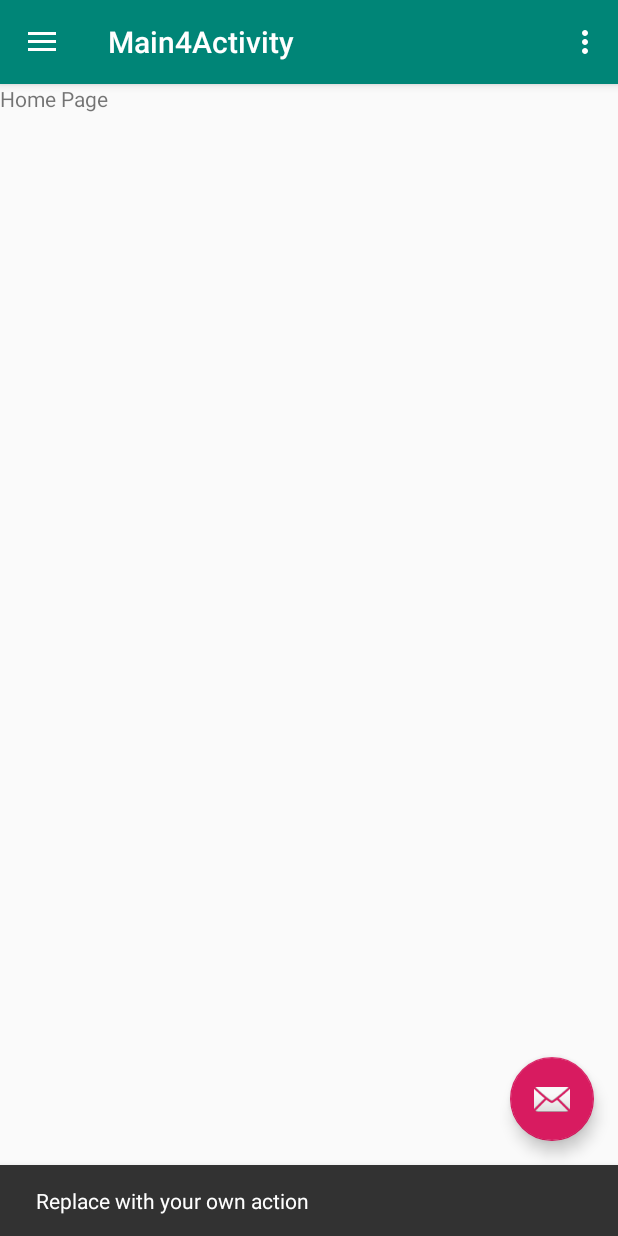
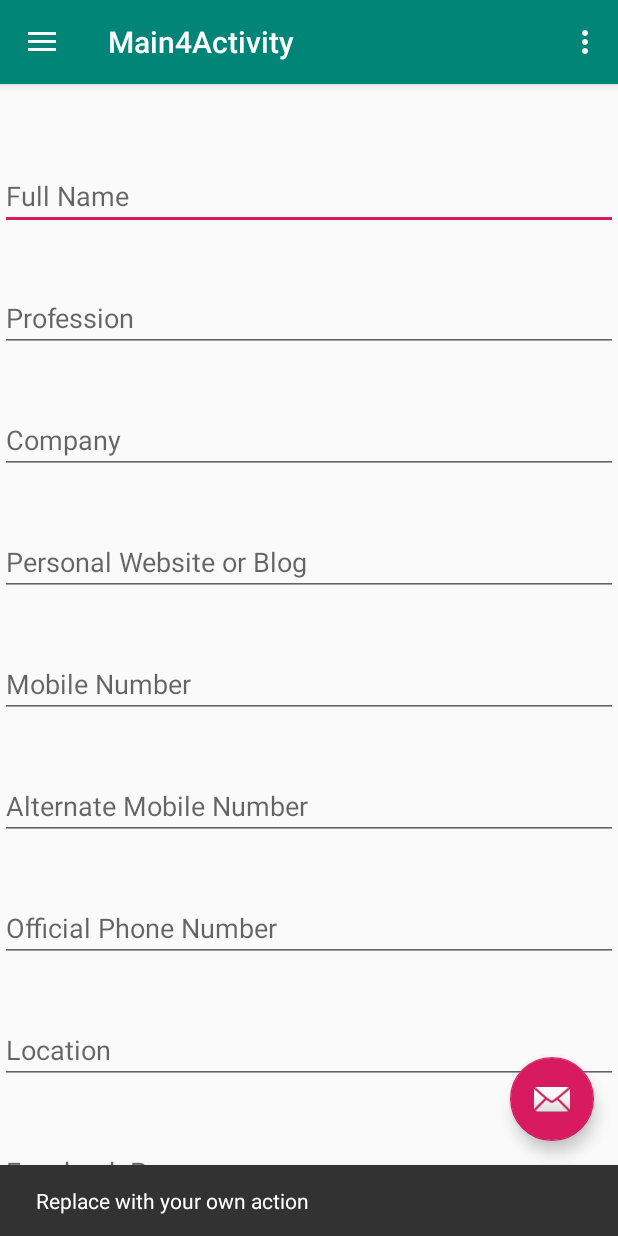
Before and after one commit to InvincibleSarthak/Contact-Sharing, an Android app: the Main4Activity screen opened directly, with no data from a screen before it, after a tap on an icon or button, on a phone screen of 412 x 824 dp. Run offline under Robolectric (Android 15) with nearby library versions, the phone set to English and light mode, and no system bars.

Commit message:
Profile Activity deleted, Fragment Added, Send options reduced to one in drawer

```diff
--- a/app/src/main/AndroidManifest.xml
+++ b/app/src/main/AndroidManifest.xml
@@ -16,7 +16,6 @@
             android:label="@string/title_activity_main4"
             android:theme="@style/AppTheme.NoActionBar" />
         <activity android:name=".Main3Activity" />
-        <activity android:name=".Main2Activity" />
         <activity android:name=".MainActivity">
             <intent-filter>
                 <action android:name="android.intent.action.MAIN" />
--- a/app/src/main/java/com/sarthaksharma/contactcard/Main4Activity.java
+++ b/app/src/main/java/com/sarthaksharma/contactcard/Main4Activity.java
@@ -49,8 +49,9 @@ public class Main4Activity extends AppCompatActivity
 
         //default fragment for home
         FragmentTransaction ft = getSupportFragmentManager().beginTransaction();
-        ft.replace(R.id.flMain,new HomeFragment());
+        ft.replace(R.id.flMain,new ProfileFragment());
         ft.commit();
+
 
         navigationView.setCheckedItem(R.id.nav_home);
     }
@@ -112,12 +113,8 @@ public class Main4Activity extends AppCompatActivity
 
         if (id == R.id.nav_home) {
             FragmentTransaction ft = getSupportFragmentManager().beginTransaction();
-            ft.replace(R.id.flMain, new HomeFragment());
+            ft.replace(R.id.flMain, new ProfileFragment());
             ft.commit();
-
-        } else if (id == R.id.nav_send_new) {
-            Intent intent = new Intent(this,SendContact.class);
-            startActivity(intent);
 
         } else if (id == R.id.nav_send_contact){
             //Opening Contacts
--- /dev/null
+++ b/app/src/main/java/com/sarthaksharma/contactcard/ProfileFragment.java
@@ -0,0 +1,29 @@
+package com.sarthaksharma.contactcard;
+
+
+import android.os.Bundle;
+import android.support.v4.app.Fragment;
+import android.view.LayoutInflater;
+import android.view.View;
+import android.view.ViewGroup;
+
+
+/**
+ * A simple {@link Fragment} subclass.
+ */
+public class ProfileFragment extends Fragment {
+
+
+    public ProfileFragment() {
+        // Required empty public constructor
+    }
+
+
+    @Override
+    public View onCreateView(LayoutInflater inflater, ViewGroup container,
+                             Bundle savedInstanceState) {
+        // Inflate the layout for this fragment
+        return inflater.inflate(R.layout.fragment_profile, container, false);
+    }
+
+}
--- a/app/src/main/res/layout/activity_main2.xml
+++ b/app/src/main/res/layout/fragment_profile.xml
@@ -30,28 +30,28 @@
                 android:orientation="vertical">
 
                 <EditText
-                    android:id="@+id/firstName"
+                    android:id="@+id/fullName"
                     android:layout_width="match_parent"
                     android:layout_height="wrap_content"
                     android:layout_marginTop="52dp"
                     android:ems="10"
-                    android:hint="@string/first_name"
+                    android:hint="@string/full_name"
                     android:inputType="textPersonName"
                     app:layout_constraintEnd_toEndOf="parent"
                     app:layout_constraintStart_toStartOf="parent"
                     app:layout_constraintTop_toTopOf="parent" />
 
                 <EditText
-                    android:id="@+id/lastName"
+                    android:id="@+id/profession"
                     android:layout_width="match_parent"
                     android:layout_height="wrap_content"
                     android:layout_marginTop="36dp"
                     android:ems="10"
-                    android:hint="@string/last_name"
+                    android:hint="@string/profession"
                     android:inputType="textPersonName"
                     app:layout_constraintEnd_toEndOf="parent"
                     app:layout_constraintStart_toStartOf="parent"
-                    app:layout_constraintTop_toBottomOf="@+id/firstName" />
+                    app:layout_constraintTop_toBottomOf="@+id/fullName" />
 
                 <EditText
                     android:id="@+id/company_name"
@@ -63,15 +63,15 @@
                     android:inputType="textPersonName"
                     app:layout_constraintEnd_toEndOf="parent"
                     app:layout_constraintStart_toStartOf="parent"
-                    app:layout_constraintTop_toBottomOf="@+id/lastName" />
+                    app:layout_constraintTop_toBottomOf="@+id/profession" />
 
                 <EditText
-                    android:id="@+id/company_title"
+                    android:id="@+id/website"
                     android:layout_width="match_parent"
                     android:layout_height="wrap_content"
                     android:layout_marginTop="36dp"
                     android:ems="10"
-                    android:hint="@string/company_title"
+                    android:hint="@string/website"
                     android:inputType="textPersonName"
                     app:layout_constraintEnd_toEndOf="parent"
                     app:layout_constraintStart_toStartOf="parent"
@@ -87,19 +87,44 @@
                     android:inputType="phone"
                     app:layout_constraintEnd_toEndOf="parent"
                     app:layout_constraintStart_toStartOf="parent"
-                    app:layout_constraintTop_toBottomOf="@+id/company_title" />
+                    app:layout_constraintTop_toBottomOf="@+id/website" />
 
                 <EditText
-                    android:id="@+id/email_address"
+                    android:id="@+id/alt_mobile_number"
                     android:layout_width="match_parent"
                     android:layout_height="wrap_content"
                     android:layout_marginTop="36dp"
                     android:ems="10"
-                    android:hint="@string/e_mail_id"
-                    android:inputType="textEmailAddress"
+                    android:hint="@string/alt_mobile_number"
+                    android:inputType="phone"
                     app:layout_constraintEnd_toEndOf="parent"
                     app:layout_constraintStart_toStartOf="parent"
                     app:layout_constraintTop_toBottomOf="@+id/mobile_number" />
+
+                <EditText
+                    android:id="@+id/official"
+                    android:layout_width="match_parent"
+                    android:layout_height="wrap_content"
+                    android:layout_marginTop="36dp"
+                    android:ems="10"
+                    android:hint="@string/official_mobile_number"
+                    android:inputType="phone"
+                    app:layout_constraintEnd_toEndOf="parent"
+                    app:layout_constraintStart_toStartOf="parent"
+                    app:layout_constraintTop_toBottomOf="@+id/alt_mobile_number" />
+
+
+                <EditText
+                    android:id="@+id/location"
+                    android:layout_width="match_parent"
+                    android:layout_height="wrap_content"
+                    android:layout_marginTop="36dp"
+                    android:ems="10"
+                    android:hint="@string/LOCATION"
+                    android:inputType="textPersonName"
+                    app:layout_constraintEnd_toEndOf="parent"
+                    app:layout_constraintStart_toStartOf="parent"
+                    app:layout_constraintTop_toBottomOf="@+id/official" />
 
                 <EditText
                     android:id="@+id/profile1"
@@ -107,11 +132,11 @@
                     android:layout_height="wrap_content"
                     android:layout_marginTop="36dp"
                     android:ems="10"
-                    android:hint="Facebook Profile"
-                    android:inputType="textPersonName"
+                    android:hint="Facebook Page"
+                    android:inputType="textWebEditText"
                     app:layout_constraintEnd_toEndOf="parent"
                     app:layout_constraintStart_toStartOf="parent"
-                    app:layout_constraintTop_toBottomOf="@+id/email_address" />
+                    app:layout_constraintTop_toBottomOf="@+id/location" />
 
                 <EditText
                     android:id="@+id/profile2"
@@ -119,19 +144,19 @@
                     android:layout_height="wrap_content"
                     android:layout_marginTop="36dp"
                     android:ems="10"
-                    android:hint="Instagram Profile"
-                    android:inputType="textPersonName"
+                    android:hint="LinkedIn Profile"
+                    android:inputType="textWebEditText"
                     app:layout_constraintEnd_toEndOf="parent"
                     app:layout_constraintStart_toStartOf="parent"
                     app:layout_constraintTop_toBottomOf="@+id/profile1" />
 
                 <EditText
-                    android:id="@+id/profile3"
+                    android:id="@+id/info"
                     android:layout_width="match_parent"
                     android:layout_height="wrap_content"
                     android:layout_marginTop="36dp"
                     android:ems="10"
-                    android:hint="Twitter Profile"
+                    android:hint="Additional Information"
                     android:inputType="textPersonName"
                     app:layout_constraintTop_toBottomOf="@+id/profile2"
                     tools:layout_editor_absoluteX="99dp"
--- a/app/src/main/res/menu/activity_main4_drawer.xml
+++ b/app/src/main/res/menu/activity_main4_drawer.xml
@@ -14,11 +14,6 @@
             android:title="@string/send_contact" />
 
         <item
-            android:id="@+id/nav_send_new"
-            android:icon="@drawable/ic_person_add_black"
-            android:title="@string/new_contact" />
-
-        <item
             android:id="@+id/nav_sign_out"
             android:icon="@drawable/ic_lock_outline_black"
             android:title="@string/log_out" />
--- a/app/src/main/res/values/strings.xml
+++ b/app/src/main/res/values/strings.xml
@@ -7,8 +7,9 @@
     <string name="send_message">SEND</string>
     <string name="welcome">Welcome,</string>
     <string name="sign_in">Sign in to continue</string>
-    <string name="first_name">First Name</string>
-    <string name="last_name">Last Name</string>
+    <string name="full_name">Full Name</string>
+    <string name="profession">Profession</string>
+    <string name="website">Personal Website or Blog</string>
     <string name="company">Company</string>
     <string name="new_contact">Send Contact to New User</string>
     <string name="company_title">Title</string>
@@ -25,11 +26,17 @@
     <string name="action_settings">Settings</string>
     <string name="home">Home</string>
     <string name="add_contact">Add Contact</string>
-    <string name="send_contact">Send Contact to Existing User</string>
+    <string name="send_contact">Send Contact</string>
     <string name="log_out">Log Out</string>
 
     <!-- TODO: Remove or change this placeholder text -->
     <string name="OTP_heading">Enter One Time Password</string>
     <string name="OTP_text">One Time Password (OTP) has been sent to your mobile, please enter the same here to login.</string>
     <string name="button">Button</string>
+    <string name="official_mobile_number">Official Phone Number</string>
+    <string name="alt_mobile_number">Alternate Mobile Number</string>
+    <string name="LOCATION">Location</string>
+
+    <!-- TODO: Remove or change this placeholder text -->
+    <string name="hello_blank_fragment">Hello blank fragment</string>
 </resources>
```
Also changed, not shown: app/src/main/java/com/sarthaksharma/contactcard/Main2Activity.java (deleted, +0 -13 lines).
